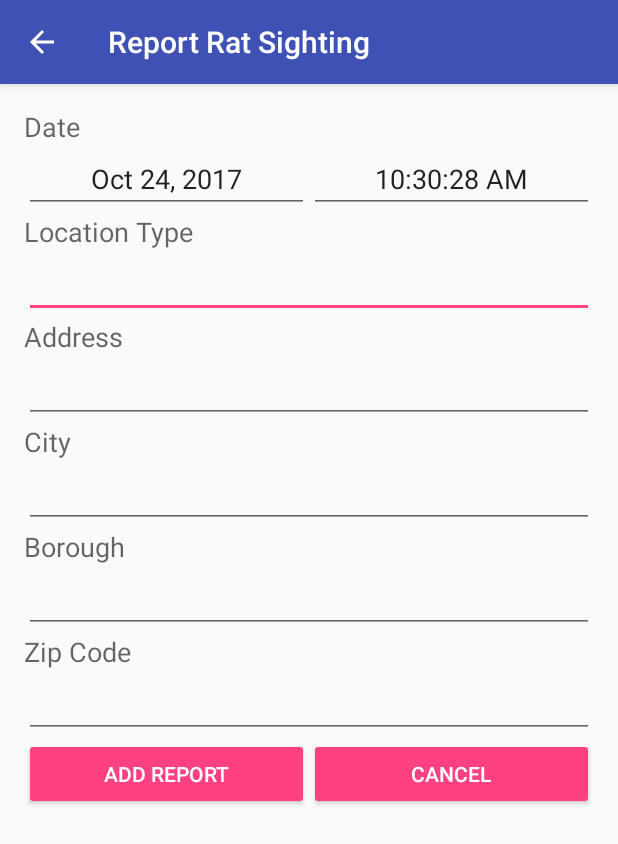
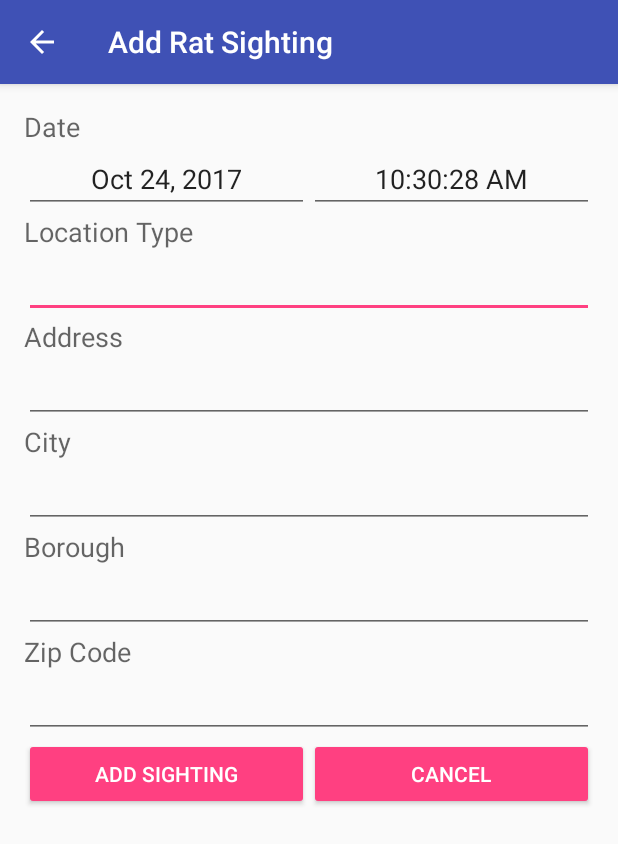
Before and after one commit to JJEV2340/CS_2340_RatProject, an Android app: the RatSightingAddActivity screen opened directly, with no data from a screen before it, on a phone screen of 412 x 824 dp. Shown: the top 844 px of the screen. Run offline under Robolectric (Android 15) with nearby library versions, the phone set to English and light mode, and no system bars; our stand-ins replace ButterKnife, Firebase (no records; nobody signed in at launch, a user with empty details on screens opened directly).

```diff
--- a/app/src/main/AndroidManifest.xml
+++ b/app/src/main/AndroidManifest.xml
@@ -29,7 +29,7 @@
         </activity>
         <activity
             android:name=".view.impl.MainActivity"
-            android:theme="@style/AppTheme.NoActionBar"></activity>
+            android:theme="@style/AppTheme.NoActionBar" />
         <activity
             android:name=".view.impl.RatSightingDetailActivity"
             android:label="@string/title_detail"
@@ -41,7 +41,7 @@
         </activity>
         <activity
             android:name=".view.impl.RatSightingAddActivity"
-            android:label="Report Rat Sighting"
+            android:label="@string/title_add"
             android:parentActivityName=".view.impl.MainActivity"
             android:theme="@style/AppTheme.NoActionBar">
             <meta-data
--- a/app/src/main/res/values/strings.xml
+++ b/app/src/main/res/values/strings.xml
@@ -14,6 +14,7 @@
     <string name="title_list">Rat Sighting List</string>
     <string name="title_report">Rat Sighting Report</string>
     <string name="title_detail">Rat Sighting Detail</string>
+    <string name="title_add">Add Rat Sighting</string>
     <string name="title_pick_date">Select Date</string>
     <string name="title_pick_time">Select Time</string>
 
@@ -25,7 +26,7 @@
     <string name="label_zip">Zip Code</string>
     <string name="label_location">Location</string>
 
-    <string name="action_report">Add Report</string>
+    <string name="action_report">Add Sighting</string>
     <string name="action_cancel">Cancel</string>
     <string name="action_delete">Delete</string>
 
```
Also changed, not shown: app/build.gradle (+9 -8 lines), 1 other file.
